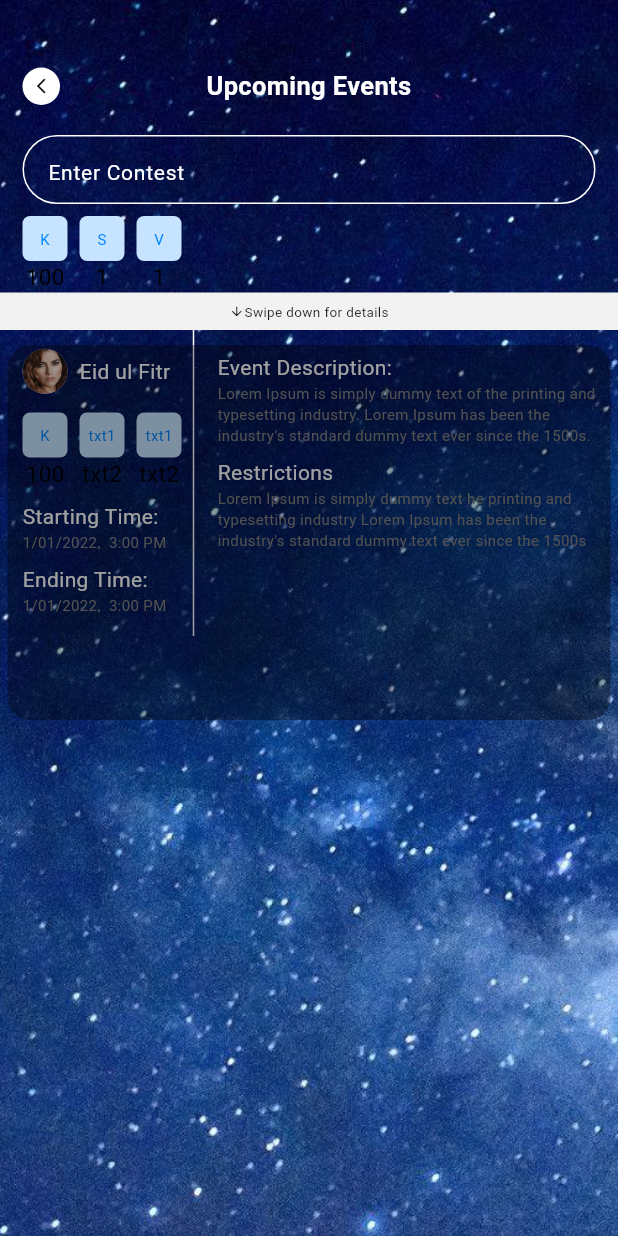
After one commit to AmmaraAkbar123/Mirror-App, a Flutter app: the UpcomingEventsScreen screen opened directly, on a phone screen of 412 x 824 dp. The commit adds this screen. Run offline on Flutter 3.47's test engine with Material 3 defaults, Android fonts, the light colour scheme and no system bars; our stand-ins replace fl_chart.

Commit message:
upcoming events screen

```diff
--- a/lib/authentication/screen/widgets/custom_textfield.dart
+++ b/lib/authentication/screen/widgets/custom_textfield.dart
@@ -8,7 +8,8 @@ class CustomTextField extends StatelessWidget {
   final double? width;
   final double? height;
 
-  const CustomTextField({super.key,
+  const CustomTextField({
+    super.key,
     required this.hintText,
     this.obscureText = false,
     this.isPasswordField = false,
--- a/lib/main.dart
+++ b/lib/main.dart
@@ -7,6 +7,7 @@ import 'package:mirror/authentication/screen/very_email_otp_screen.dart';
 import 'package:mirror/view/screen/navigation_screen.dart';
 import 'package:mirror/view/screen/profile_screen.dart';
 import 'package:mirror/view/screen/statistics_screen.dart';
+import 'package:mirror/view/screen/upcoming_events_screen.dart';
 import 'view/screen/splash_screen.dart';
 import 'authentication/screen/login_screen.dart';
 import 'authentication/screen/signup_screen.dart';
@@ -38,7 +39,6 @@ class MyApp extends StatelessWidget {
         '/contest': (context) => const ContestScreen(),
         '/profile': (context) => const ProfileScreen(),
         '/statistics': (context) => const StatisticsScreen(),
-
       },
       debugShowCheckedModeBanner: false,
     );
--- a/lib/view/screen/home_screen.dart
+++ b/lib/view/screen/home_screen.dart
@@ -1,5 +1,6 @@
 import 'package:flutter/material.dart';
 import 'package:mirror/view/screen/event_des_screen.dart';
+import 'package:mirror/view/screen/upcoming_events_screen.dart';
 import 'package:mirror/view/screen/widgets/event_card.dart';
 import 'package:mirror/view/screen/widgets/feed_section.dart';
 import 'package:mirror/view/screen/widgets/section_header_text.dart';
@@ -35,7 +36,9 @@ class HomeScreen extends StatelessWidget {
                   const SizedBox(height: 10),
                   _buildHorizontalScrollSection([
                     GestureDetector(
-                      onTap: () => Navigator.of(context).push(MaterialPageRoute(builder: (context) => const EventDesScreen(),)),
+                      onTap: () => Navigator.of(context).push(MaterialPageRoute(
+                        builder: (context) => const EventDesScreen(),
+                      )),
                       child: const EventCard(
                         imagePath: 'assets/images/diwali.jpeg',
                         eventName: 'Diwali',
@@ -85,8 +88,15 @@ class HomeScreen extends StatelessWidget {
                     ]),
                   ),
                   const SizedBox(height: 20),
-                  SectionHeader(
-                    title: "Upcoming Contests",
+                  GestureDetector(
+                    onTap: () => Navigator.push(
+                      context,
+                      MaterialPageRoute(
+                          builder: (context) => UpcomingEventsScreen()),
+                    ),
+                    child: SectionHeader(
+                      title: "Upcoming Contests",
+                    ),
                   ),
                   const SizedBox(height: 10),
                   UpcomingContestCard(
--- /dev/null
+++ b/lib/view/screen/upcoming_events_screen.dart
@@ -0,0 +1,230 @@
+import 'dart:io';
+
+import 'package:flutter/material.dart';
+import 'package:mirror/authentication/screen/widgets/custom_textfield.dart';
+import 'package:mirror/view/screen/widgets/custom_title_appbar.dart';
+import 'package:mirror/view/screen/widgets/king_text_container.dart';
+
+class UpcomingEventsScreen extends StatelessWidget {
+  const UpcomingEventsScreen({super.key});
+
+  @override
+  Widget build(BuildContext context) {
+    return Scaffold(
+      body: Stack(
+        fit: StackFit.expand,
+        children: [
+          Image.asset('assets/images/image.jpeg', fit: BoxFit.cover),
+          Column(
+            children: [
+              // K, S, V
+              Padding(
+                padding: const EdgeInsets.only(left: 15, right: 15, top: 45),
+                child: Column(
+                  children: [
+                    customTitleAppbar(
+                        title: "Upcoming Events",
+                        icon: Icons.arrow_back_ios_new),
+                    SizedBox(
+                      height: 20,
+                    ),
+                    CustomTextField(
+                      hintText: 'Enter Contest',
+                      width: double.infinity,
+                    ),
+                    SizedBox(
+                      height: 8,
+                    ),
+                    Row(
+                      children: [
+                        KingTextsContainer(
+                          txt1: "K",
+                          txt2: '100',
+                        ),
+                        SizedBox(
+                          width: 8,
+                        ),
+                        KingTextsContainer(
+                          txt1: "S",
+                          txt2: '1',
+                        ),
+                        SizedBox(
+                          width: 8,
+                        ),
+                        KingTextsContainer(
+                          txt1: "V",
+                          txt2: '1',
+                        ),
+                      ],
+                    )
+                  ],
+                ),
+              ),
+              // Divider
+              Container(
+                width: double.infinity,
+                height: 25,
+                color: Color(0xffF2F2F2),
+                child: Row(
+                  mainAxisAlignment: MainAxisAlignment.center,
+                  children: [
+                    Icon(
+                      Icons.arrow_downward_rounded,
+                      size: 10,
+                    ),
+                    Text(
+                      "Swipe down for details",
+                      style: TextStyle(fontSize: 9),
+                    ),
+                  ],
+                ),
+              ),
+
+              // Vertical divider with texts on both sides
+              Expanded(
+                child: Stack(
+                  children: [
+                    // Add texts and vertical divider
+                    Align(
+                      alignment: Alignment.centerLeft,
+                      child: Padding(
+                        padding: const EdgeInsets.symmetric(horizontal: 15.0),
+                        child: Row(
+                          crossAxisAlignment: CrossAxisAlignment.start,
+                          children: [
+                            // Texts to the left of the vertical divider
+                            Column(
+                              crossAxisAlignment: CrossAxisAlignment.start,
+                              children: [
+                                Row(
+                                  children: [
+                                    SizedBox(
+                                      height: 55,
+                                    ),
+                                    CircleAvatar(
+                                      radius: 15,
+                                      backgroundImage:
+                                          AssetImage("assets/images/user2.png"),
+                                    ),
+                                    SizedBox(width: 8),
+                                    Text(
+                                      "Eid ul Fitr",
+                                      style: TextStyle(
+                                        color: Colors.white,
+                                      ),
+                                    ),
+                                  ],
+                                ),
+                                //SizedBox(height: 8),
+                                Row(
+                                  children: [
+                                    KingTextsContainer(
+                                      txt1: "K",
+                                      txt2: "100",
+                                    ),
+                                    SizedBox(width: 8),
+                                    KingTextsContainer(
+                                      txt1: "txt1",
+                                      txt2: "txt2",
+                                    ),
+                                    SizedBox(width: 8),
+                                    KingTextsContainer(
+                                      txt1: "txt1",
+                                      txt2: "txt2",
+                                    ),
+                                  ],
+                                ),
+                                SizedBox(height: 8),
+                                Text(
+                                  "Starting Time:",
+                                  style: TextStyle(color: Colors.white),
+                                ),
+                                Text(
+                                  "1/01/2022,  3:00 PM",
+                                  style: TextStyle(
+                                      color: Color(0xff818181), fontSize: 10),
+                                ),
+                                SizedBox(height: 8),
+                                Text(
+                                  "Ending Time:",
+                                  style: TextStyle(color: Colors.white),
+                                ),
+                                Text(
+                                  "1/01/2022,  3:00 PM",
+                                  style: TextStyle(
+                                      color: Color(0xff818181), fontSize: 10),
+                                ),
+                              ],
+                            ),
+                            VerticalDivider(
+                              thickness: 1,
+                              color: Colors.white,
+                              endIndent: 400,
+                            ),
+
+                            // Texts to the right of the vertical divider
+                            Expanded(
+                              child: Padding(
+                                padding:
+                                    const EdgeInsets.only(left: 8.0, top: 15.0),
+                                child: Column(
+                                  crossAxisAlignment: CrossAxisAlignment.start,
+                                  children: [
+                                    Text(
+                                      "Event Description:",
+                                      style: TextStyle(color: Colors.white),
+                                    ),
+                                    Text(
+                                      "Lorem Ipsum is simply dummy text of the printing and typesetting industry. Lorem Ipsum has been the industry's standard dummy text ever since the 1500s.",
+                                      style: TextStyle(
+                                          color: Color(0xff818181),
+                                          fontSize: 10),
+                                    ),
+                                    SizedBox(
+                                      height: 8,
+                                    ),
+                                    Text(
+                                      "Restrictions",
+                                      style: TextStyle(color: Colors.white),
+                                    ),
+                                    Text(
+                                      "Lorem Ipsum is simply dummy text he printing and typesetting industry Lorem Ipsum has been the industry's standard dummy text ever since the 1500s",
+                                      style: TextStyle(
+                                          color: Color(0xff818181),
+                                          fontSize: 10),
+                                    ),
+                                  ],
+                                ),
+                              ),
+                            ),
+                          ],
+                        ),
+                      ),
+                    ),
+                    Positioned(
+                      top: 10,
+                      left: 5,
+                      right: 5,
+                      child: Container(
+                        height: 250,
+                        width: double.infinity,
+                        padding: EdgeInsets.all(10),
+                        decoration: BoxDecoration(
+                          color: const Color.fromARGB(0, 0, 0, 0)
+                              .withOpacity(0.37),
+                          borderRadius: const BorderRadius.all(
+                            Radius.circular(15),
+                          ),
+                        ),
+                      ),
+                    ),
+                  ],
+                ),
+              ),
+            ],
+          ),
+        ],
+      ),
+    );
+  }
+}
--- a/lib/view/screen/widgets/custom_title_appbar.dart
+++ b/lib/view/screen/widgets/custom_title_appbar.dart
@@ -37,7 +37,10 @@ class customTitleAppbar extends StatelessWidget {
           child: Center(
             child: Text(
               title,
-              style: TextStyle(color: Colors.white),
+              style: TextStyle(
+                  color: Colors.white,
+                  fontSize: 17,
+                  fontWeight: FontWeight.w700),
               textAlign: TextAlign.center,
             ),
           ),
--- /dev/null
+++ b/lib/view/screen/widgets/king_text_container.dart
@@ -0,0 +1,41 @@
+import 'package:flutter/material.dart';
+
+class KingTextsContainer extends StatelessWidget {
+  final String txt1;
+  final String txt2;
+  final double height;
+  final double width;
+  final double fontSize;
+  final double singleTxtSize;
+  const KingTextsContainer({
+    super.key,
+    required this.txt1,
+    required this.txt2,
+    this.height = 30,
+    this.width = 30,
+    this.fontSize = 15,
+    this.singleTxtSize = 10,
+  });
+
+  @override
+  Widget build(BuildContext context) {
+    return Column(
+      children: [
+        Container(
+          height: height,
+          width: width,
+          decoration: BoxDecoration(
+              color: Color(0xffC6E4FF), borderRadius: BorderRadius.circular(5)),
+          child: Center(
+            child: Text(
+              txt1,
+              style:
+                  TextStyle(color: Color(0xff0888FD), fontSize: singleTxtSize),
+            ),
+          ),
+        ),
+        Text(txt2, style: TextStyle(color: Colors.black, fontSize: fontSize)),
+      ],
+    );
+  }
+}
```
Also changed, not shown: lib/view/screen/widgets/content_box.dart (+7 -13 lines).
